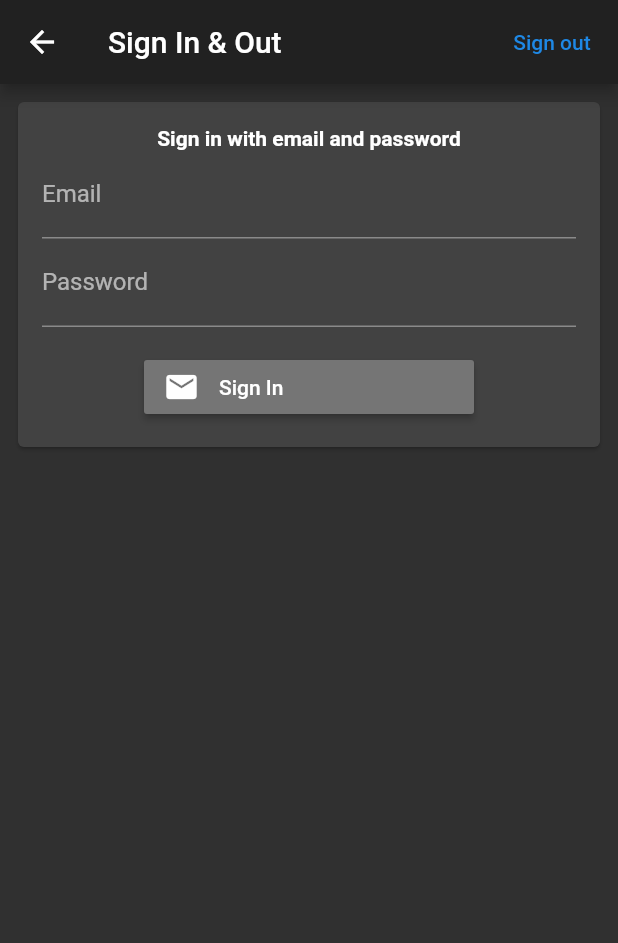
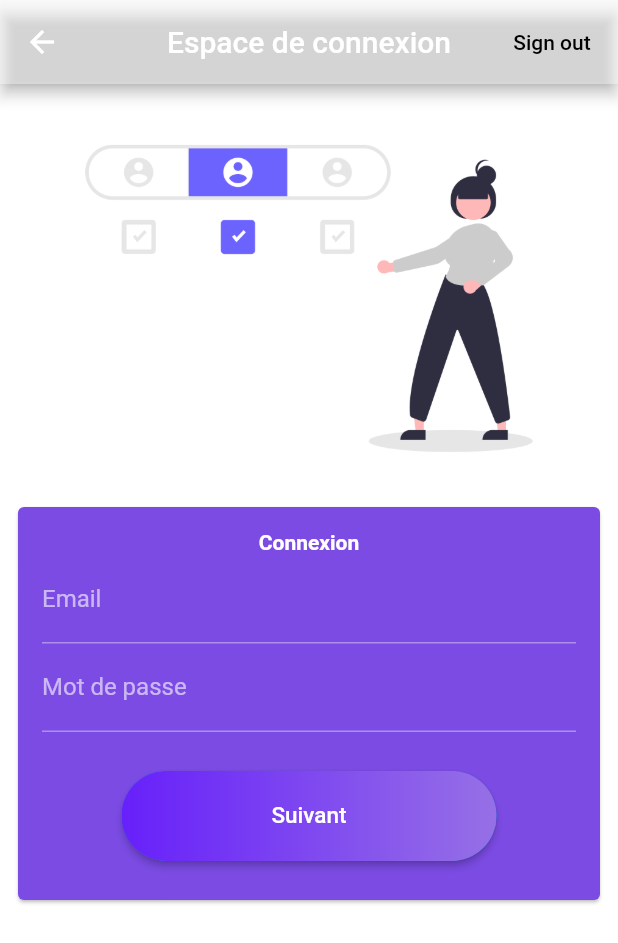
Before and after one commit to OliDesu/MoBiPa, a Flutter app: the screen it shows after launch, after a tap on "Se connecter", on a phone screen of 412 x 824 dp. Shown: the top 943 px of the screen. Run offline on Flutter 3.47's test engine with Material 2 defaults, Android fonts, the phone set to English and light mode, and no system bars; our stand-ins replace cloud_firestore, firebase_auth, firebase_core, firebase_storage, flutter_signin_button, google_fonts and 3 more; missing offline and left inert: contactus, google_maps_place_picker; accounts and stored records are empty.

Commit message:
Changement de la page de connexion

```diff
--- a/app/lib/main.dart
+++ b/app/lib/main.dart
@@ -59,11 +59,11 @@ class AuthTypeSelector extends StatelessWidget {
   @override
   Widget build(BuildContext context) {
     return Scaffold(
-      backgroundColor: Colors.white38,
+      backgroundColor: Colors.white,
       appBar: AppBar(
         centerTitle: true,
         backgroundColor: Colors.white38,
-        title: new Text('Espace de connexion', textAlign: TextAlign.center),
+        title: new Text('Acceuil', textAlign: TextAlign.center),
       ),
       body: Column(
         crossAxisAlignment: CrossAxisAlignment.start,
@@ -78,7 +78,7 @@ class AuthTypeSelector extends StatelessWidget {
             '\n Bienvenue sur MobiPA \n',
             textAlign: TextAlign.center,
             style: GoogleFonts.raleway(
-              fontSize: 32,
+              fontSize: 32,color: Colors.black,
             ),
           ))),
           Container(
--- a/app/lib/signin_page.dart
+++ b/app/lib/signin_page.dart
@@ -19,7 +19,7 @@ final FirebaseAuth _auth = FirebaseAuth.instance;
 /// Entrypoint example for various sign-in flows with Firebase.
 class SignInPage extends StatefulWidget {
   /// The page title.
-  final String title = 'Sign In & Out';
+  final String title = 'Espace de connexion';
 
   @override
   State<StatefulWidget> createState() => _SignInPageState();
@@ -29,12 +29,15 @@ class _SignInPageState extends State<SignInPage> {
   @override
   Widget build(BuildContext context) {
     return Scaffold(
+      backgroundColor: Colors.white,
       appBar: AppBar(
         title: Text(widget.title),
+        centerTitle: true,
+        backgroundColor: Colors.white38,
         actions: <Widget>[
           Builder(builder: (BuildContext context) {
             return FlatButton(
-              textColor: Theme.of(context).buttonColor,
+              textColor: Colors.black,
               onPressed: () async {
                 final User user = _auth.currentUser;
                 if (user == null) {
@@ -59,6 +62,10 @@ class _SignInPageState extends State<SignInPage> {
         return ListView(
           padding: const EdgeInsets.all(8),
           children: <Widget>[
+        Container(
+        child: new Column(children: [
+        Image(image: AssetImage('assets/signin.png')),
+        ])),
             _EmailPasswordForm(),
           ],
         );
@@ -91,17 +98,21 @@ class _EmailPasswordFormState extends State<_EmailPasswordForm> {
   @override
   Widget build(BuildContext context) {
     return Form(
+
+
         key: _formKey,
         child: Card(
+          color: Color.fromRGBO(123, 75, 227, 1),
           child: Padding(
             padding: const EdgeInsets.all(16),
             child: Column(
               crossAxisAlignment: CrossAxisAlignment.start,
               children: <Widget>[
                 Container(
+
                   alignment: Alignment.center,
                   child: const Text(
-                    'Sign in with email and password',
+                    'Connexion',
                     style: TextStyle(fontWeight: FontWeight.bold),
                   ),
                 ),
@@ -109,15 +120,15 @@ class _EmailPasswordFormState extends State<_EmailPasswordForm> {
                   controller: _emailController,
                   decoration: const InputDecoration(labelText: 'Email'),
                   validator: (String value) {
-                    if (value.isEmpty) return 'Please enter some text';
+                    if (value.isEmpty) return 'Veuillez entrer votre Email';
                     return null;
                   },
                 ),
                 TextFormField(
                   controller: _passwordController,
-                  decoration: const InputDecoration(labelText: 'Password'),
+                  decoration: const InputDecoration(labelText: 'Mot de passe'),
                   validator: (String value) {
-                    if (value.isEmpty) return 'Please enter some text';
+                    if (value.isEmpty) return 'Veuillez entrer votre mot de passe';
                     return null;
                   },
                   obscureText: true,
@@ -125,14 +136,36 @@ class _EmailPasswordFormState extends State<_EmailPasswordForm> {
                 Container(
                   padding: const EdgeInsets.only(top: 16),
                   alignment: Alignment.center,
-                  child: SignInButton(
-                    Buttons.Email,
-                    text: 'Sign In',
-                    onPressed: () async {
-                      if (_formKey.currentState.validate()) {
-                        await _signInWithEmailAndPassword();
-                      }
-                    },
+
+                  child: Container(
+                      height: 60.0,
+                      margin: EdgeInsets.all(10),
+                      child : Center(
+                        child: RaisedButton(
+                          onPressed: () async {if (_formKey.currentState.validate()) {await _signInWithEmailAndPassword();}},
+                          shape: RoundedRectangleBorder(
+                              borderRadius: BorderRadius.circular(80.0)),
+                          padding: EdgeInsets.all(0.0),
+                          child: Ink(
+                            decoration: BoxDecoration(
+                                gradient: LinearGradient(
+                                  colors: [Color(0xff6720fa), Color(0xff9670e6)],                        begin: Alignment.centerLeft,
+                                  end: Alignment.centerRight,
+                                ),
+                                borderRadius: BorderRadius.circular(30.0)),
+                            child: Container(
+                              constraints: BoxConstraints(maxWidth: 250.0, minHeight: 50.0),
+                              alignment: Alignment.center,
+                              child: Text(
+                                "Suivant",
+                                textAlign: TextAlign.center,
+                                style: TextStyle(color: Colors.white, fontSize: 15),
+                              ),
+                            ),
+                          ),
+                        ),
+                      )
+
                   ),
                 ),
               ],
--- a/app/pubspec.yaml
+++ b/app/pubspec.yaml
@@ -68,6 +68,7 @@ flutter:
     - voiture.png
     - mobipa.png
     - assets/walking.png
+    - assets/signin.png
 
   # An image asset can refer to one or more resolution-specific "variants", see
   # https://flutter.dev/assets-and-images/#resolution-aware.
```
Also changed, not shown: app/assets/signin.png (added).
